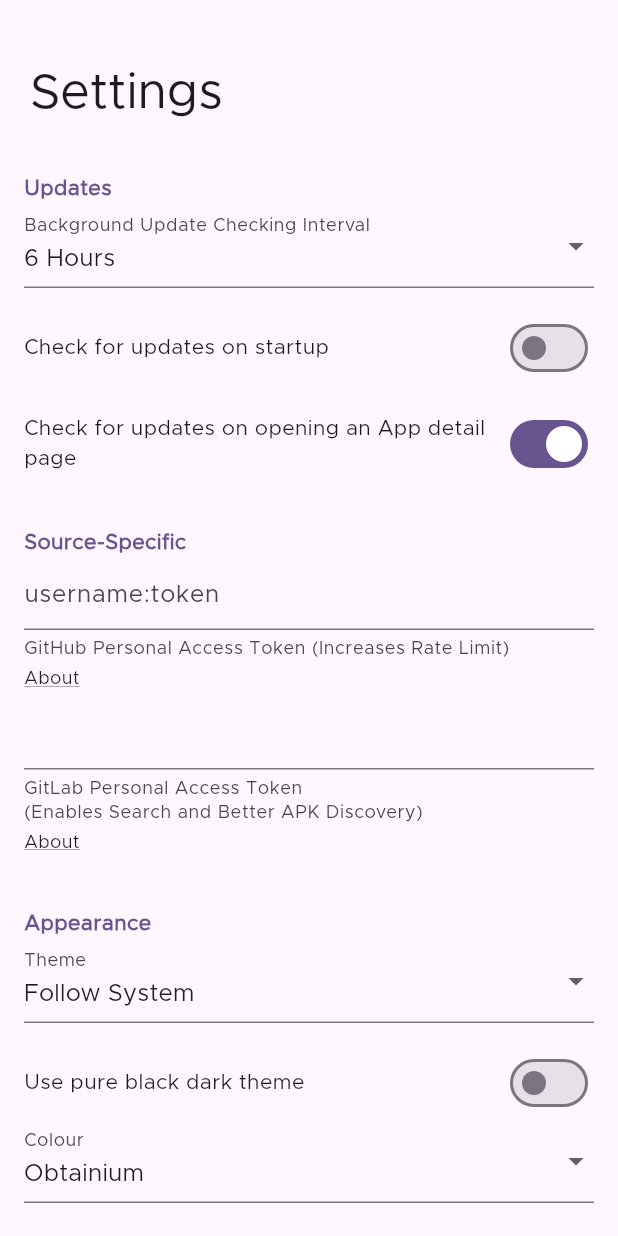
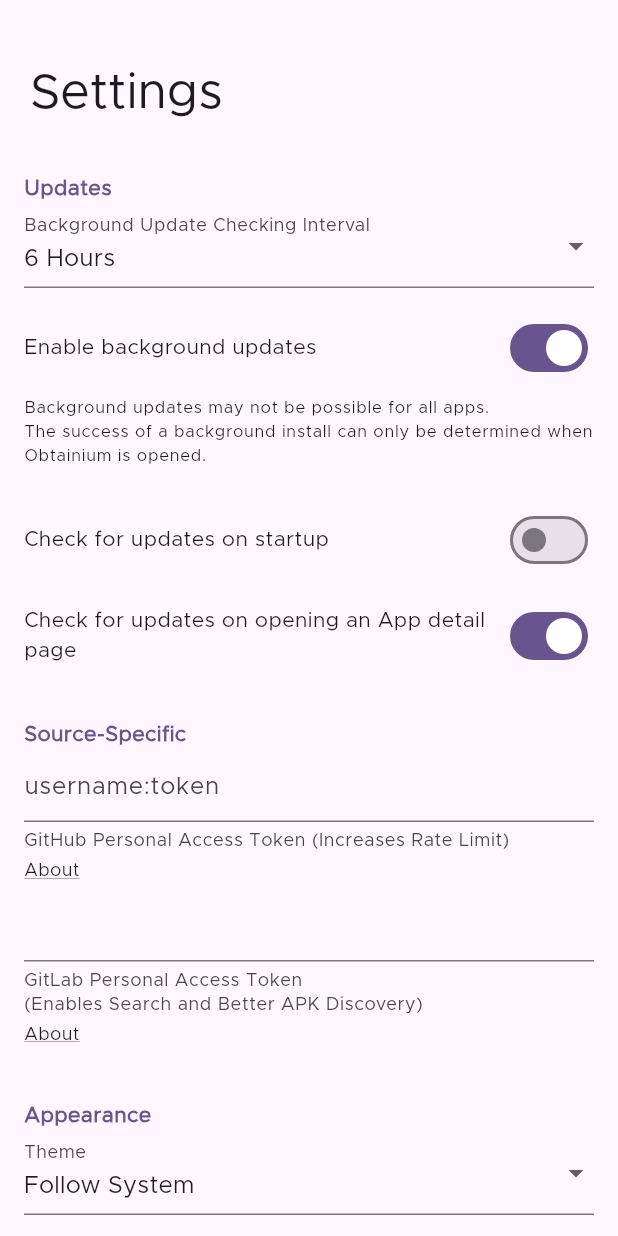
Before and after one commit to ownerroc/ObtainRoc, a Flutter app: the SettingsPage screen opened directly, on a phone screen of 412 x 824 dp. Run offline on Flutter 3.47's test engine with Material 2 defaults, Android fonts, the phone set to English and light mode, and no system bars; drawn by our look-alikes of dynamic_color; our stand-ins replace device_info_plus, easy_localization, file_picker, flutter_local_notifications, flutter_markdown, fluttertoast and 5 more; missing offline and left inert: android_alarm_manager_plus, android_intent_plus, android_package_installer, android_package_manager, flutter_archive, flutter_fgbg and 2 more; accounts and stored records are empty.

Commit message:
Add BG update toggle

```diff
--- a/assets/translations/bs.json
+++ b/assets/translations/bs.json
@@ -244,6 +244,8 @@
    "appsPossiblyUpdated": "App Updates Attempted",
    "appsPossiblyUpdatedNotifDescription": "Notifies the user that updates to one or more Apps were potentially applied in the background",
    "xWasPossiblyUpdatedToY": "{} may have been updated to {}.",
+   "backgroundUpdateReqsExplanation": "Background updates may not be possible for all apps.",
+   "backgroundUpdateLimitsExplanation": "The success of a background install can only be determined when Obtainium is opened.",
    "removeAppQuestion": {
       "one": "Želite li ukloniti aplikaciju?",
       "other": "Želite li ukloniti aplikacije?"
--- a/assets/translations/de.json
+++ b/assets/translations/de.json
@@ -244,6 +244,8 @@
     "appsPossiblyUpdated": "App Updates Attempted",
     "appsPossiblyUpdatedNotifDescription": "Notifies the user that updates to one or more Apps were potentially applied in the background",
     "xWasPossiblyUpdatedToY": "{} may have been updated to {}.",
+    "backgroundUpdateReqsExplanation": "Background updates may not be possible for all apps.",
+    "backgroundUpdateLimitsExplanation": "The success of a background install can only be determined when Obtainium is opened.",
     "removeAppQuestion": {
         "one": "App entfernen?",
         "other": "Apps entfernen?"
--- a/assets/translations/en.json
+++ b/assets/translations/en.json
@@ -244,6 +244,9 @@
     "appsPossiblyUpdated": "App Updates Attempted",
     "appsPossiblyUpdatedNotifDescription": "Notifies the user that updates to one or more Apps were potentially applied in the background",
     "xWasPossiblyUpdatedToY": "{} may have been updated to {}.",
+    "enableBackgroundUpdates": "Enable background updates",
+    "backgroundUpdateReqsExplanation": "Background updates may not be possible for all apps.",
+    "backgroundUpdateLimitsExplanation": "The success of a background install can only be determined when Obtainium is opened.",
     "removeAppQuestion": {
         "one": "Remove App?",
         "other": "Remove Apps?"
--- a/assets/translations/es.json
+++ b/assets/translations/es.json
@@ -244,6 +244,8 @@
     "appsPossiblyUpdated": "App Updates Attempted",
     "appsPossiblyUpdatedNotifDescription": "Notifies the user that updates to one or more Apps were potentially applied in the background",
     "xWasPossiblyUpdatedToY": "{} may have been updated to {}.",
+    "backgroundUpdateReqsExplanation": "Background updates may not be possible for all apps.",
+    "backgroundUpdateLimitsExplanation": "The success of a background install can only be determined when Obtainium is opened.",
     "removeAppQuestion": {
         "one": "¿Eliminar Aplicación?",
         "other": "¿Eliminar Aplicaciones?"
--- a/assets/translations/fa.json
+++ b/assets/translations/fa.json
@@ -244,6 +244,8 @@
     "appsPossiblyUpdated": "App Updates Attempted",
     "appsPossiblyUpdatedNotifDescription": "Notifies the user that updates to one or more Apps were potentially applied in the background",
     "xWasPossiblyUpdatedToY": "{} may have been updated to {}.",
+    "backgroundUpdateReqsExplanation": "Background updates may not be possible for all apps.",
+    "backgroundUpdateLimitsExplanation": "The success of a background install can only be determined when Obtainium is opened.",
     "removeAppQuestion": {
         "one": "برنامه حذف شود؟",
         "other": "برنامه ها حذف شوند؟"
--- a/assets/translations/fr.json
+++ b/assets/translations/fr.json
@@ -244,6 +244,8 @@
     "appsPossiblyUpdated": "App Updates Attempted",
     "appsPossiblyUpdatedNotifDescription": "Notifies the user that updates to one or more Apps were potentially applied in the background",
     "xWasPossiblyUpdatedToY": "{} may have been updated to {}.",
+    "backgroundUpdateReqsExplanation": "Background updates may not be possible for all apps.",
+    "backgroundUpdateLimitsExplanation": "The success of a background install can only be determined when Obtainium is opened.",
     "removeAppQuestion": {
         "one": "Supprimer l'application ?",
         "other": "Supprimer les applications ?"
--- a/assets/translations/hu.json
+++ b/assets/translations/hu.json
@@ -243,6 +243,8 @@
     "appsPossiblyUpdated": "App Updates Attempted",
     "appsPossiblyUpdatedNotifDescription": "Notifies the user that updates to one or more Apps were potentially applied in the background",
     "xWasPossiblyUpdatedToY": "{} may have been updated to {}.",
+    "backgroundUpdateReqsExplanation": "Background updates may not be possible for all apps.",
+    "backgroundUpdateLimitsExplanation": "The success of a background install can only be determined when Obtainium is opened.",
     "removeAppQuestion": {
         "one": "Eltávolítja az alkalmazást?",
         "other": "Eltávolítja az alkalmazást?"
--- a/assets/translations/it.json
+++ b/assets/translations/it.json
@@ -244,6 +244,8 @@
     "appsPossiblyUpdated": "App Updates Attempted",
     "appsPossiblyUpdatedNotifDescription": "Notifies the user that updates to one or more Apps were potentially applied in the background",
     "xWasPossiblyUpdatedToY": "{} may have been updated to {}.",
+    "backgroundUpdateReqsExplanation": "Background updates may not be possible for all apps.",
+    "backgroundUpdateLimitsExplanation": "The success of a background install can only be determined when Obtainium is opened.",
     "removeAppQuestion": {
         "one": "Rimuovere l'app?",
         "other": "Rimuovere le app?"
--- a/assets/translations/ja.json
+++ b/assets/translations/ja.json
@@ -244,6 +244,8 @@
     "appsPossiblyUpdated": "App Updates Attempted",
     "appsPossiblyUpdatedNotifDescription": "Notifies the user that updates to one or more Apps were potentially applied in the background",
     "xWasPossiblyUpdatedToY": "{} may have been updated to {}.",
+    "backgroundUpdateReqsExplanation": "Background updates may not be possible for all apps.",
+    "backgroundUpdateLimitsExplanation": "The success of a background install can only be determined when Obtainium is opened.",
     "removeAppQuestion": {
         "one": "アプリを削除しますか？",
         "other": "アプリを削除しますか？"
--- a/assets/translations/pl.json
+++ b/assets/translations/pl.json
@@ -248,6 +248,8 @@
     "appsPossiblyUpdated": "App Updates Attempted",
     "appsPossiblyUpdatedNotifDescription": "Notifies the user that updates to one or more Apps were potentially applied in the background",
     "xWasPossiblyUpdatedToY": "{} may have been updated to {}.",
+    "backgroundUpdateReqsExplanation": "Background updates may not be possible for all apps.",
+    "backgroundUpdateLimitsExplanation": "The success of a background install can only be determined when Obtainium is opened.",
     "removeAppQuestion": {
         "one": "Usunąć aplikację?",
         "other": "Usunąć aplikacje?"
--- a/assets/translations/ru.json
+++ b/assets/translations/ru.json
@@ -244,6 +244,8 @@
     "appsPossiblyUpdated": "App Updates Attempted",
     "appsPossiblyUpdatedNotifDescription": "Notifies the user that updates to one or more Apps were potentially applied in the background",
     "xWasPossiblyUpdatedToY": "{} may have been updated to {}.",
+    "backgroundUpdateReqsExplanation": "Background updates may not be possible for all apps.",
+    "backgroundUpdateLimitsExplanation": "The success of a background install can only be determined when Obtainium is opened.",
     "removeAppQuestion": {
         "one": "Удалить приложение?",
         "other": "Удалить приложения?"
--- a/assets/translations/zh.json
+++ b/assets/translations/zh.json
@@ -244,6 +244,8 @@
     "appsPossiblyUpdated": "App Updates Attempted",
     "appsPossiblyUpdatedNotifDescription": "Notifies the user that updates to one or more Apps were potentially applied in the background",
     "xWasPossiblyUpdatedToY": "{} may have been updated to {}.",
+    "backgroundUpdateReqsExplanation": "Background updates may not be possible for all apps.",
+    "backgroundUpdateLimitsExplanation": "The success of a background install can only be determined when Obtainium is opened.",
     "removeAppQuestion": {
         "one": "是否删除应用？",
         "other": "是否删除应用？"
--- a/lib/pages/settings.dart
+++ b/lib/pages/settings.dart
@@ -1,3 +1,4 @@
+import 'package:device_info_plus/device_info_plus.dart';
 import 'package:easy_localization/easy_localization.dart';
 import 'package:flutter/material.dart';
 import 'package:obtainium/components/custom_app_bar.dart';
@@ -184,6 +185,10 @@ class _SettingsPageState extends State<SettingsPage> {
       }
     });
 
+    const height8 = SizedBox(
+      height: 8,
+    );
+
     const height16 = SizedBox(
       height: 16,
     );
@@ -211,6 +216,47 @@ class _SettingsPageState extends State<SettingsPage> {
                                   color: Theme.of(context).colorScheme.primary),
                             ),
                             intervalDropdown,
+                            FutureBuilder(
+                                builder: (ctx, val) {
+                                  return (val.data?.version.sdkInt ?? 0) >= 30
+                                      ? Column(
+                                          crossAxisAlignment:
+                                              CrossAxisAlignment.start,
+                                          children: [
+                                            height16,
+                                            Row(
+                                              mainAxisAlignment:
+                                                  MainAxisAlignment
+                                                      .spaceBetween,
+                                              children: [
+                                                Flexible(
+                                                    child: Text(tr(
+                                                        'enableBackgroundUpdates'))),
+                                                Switch(
+                                                    value: settingsProvider
+                                                        .enableBackgroundUpdates,
+                                                    onChanged: (value) {
+                                                      settingsProvider
+                                                              .enableBackgroundUpdates =
+                                                          value;
+                                                    })
+                                              ],
+                                            ),
+                                            height8,
+                                            Text(tr('backgroundUpdateReqsExplanation'),
+                                                style: Theme.of(context)
+                                                    .textTheme
+                                                    .labelSmall),
+                                            Text(tr('backgroundUpdateLimitsExplanation'),
+                                                style: Theme.of(context)
+                                                    .textTheme
+                                                    .labelSmall),
+                                            height8
+                                          ],
+                                        )
+                                      : const SizedBox.shrink();
+                                },
+                                future: DeviceInfoPlugin().androidInfo),
                             height16,
                             Row(
                               mainAxisAlignment: MainAxisAlignment.spaceBetween,
--- a/lib/providers/settings_provider.dart
+++ b/lib/providers/settings_provider.dart
@@ -309,4 +309,13 @@ class SettingsProvider with ChangeNotifier {
     prefs?.setBool('reversePageTransitions', show);
     notifyListeners();
   }
+
+  bool get enableBackgroundUpdates {
+    return prefs?.getBool('enableBackgroundUpdates') ?? true;
+  }
+
+  set enableBackgroundUpdates(bool val) {
+    prefs?.setBool('enableBackgroundUpdates', val);
+    notifyListeners();
+  }
 }
```
